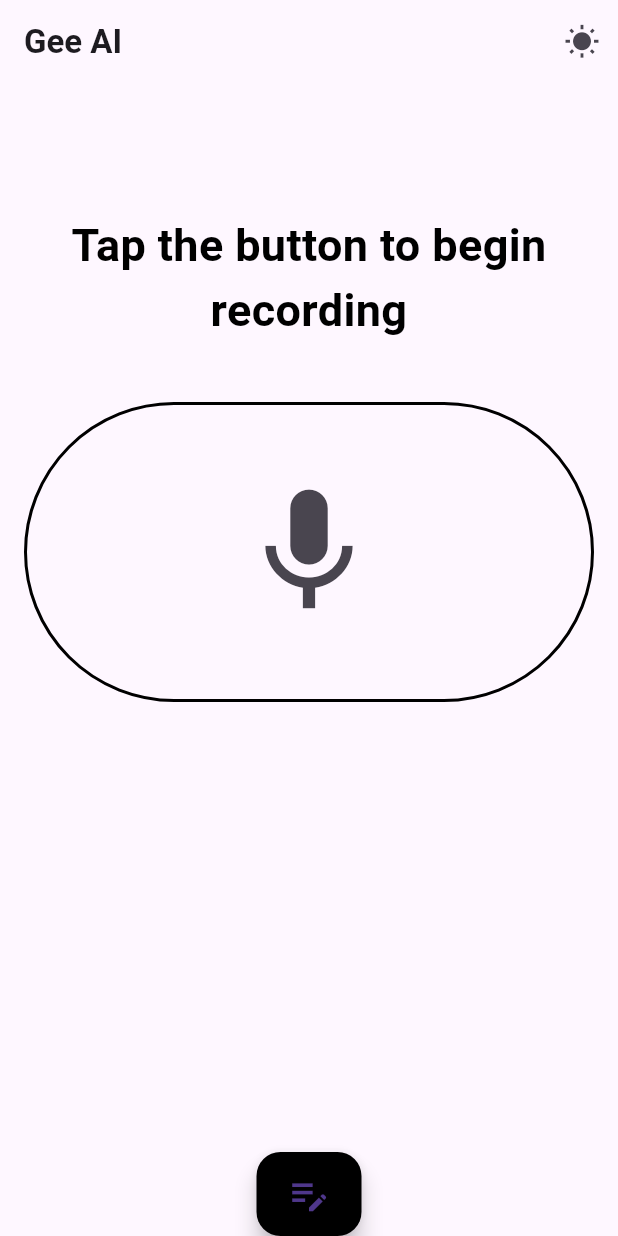
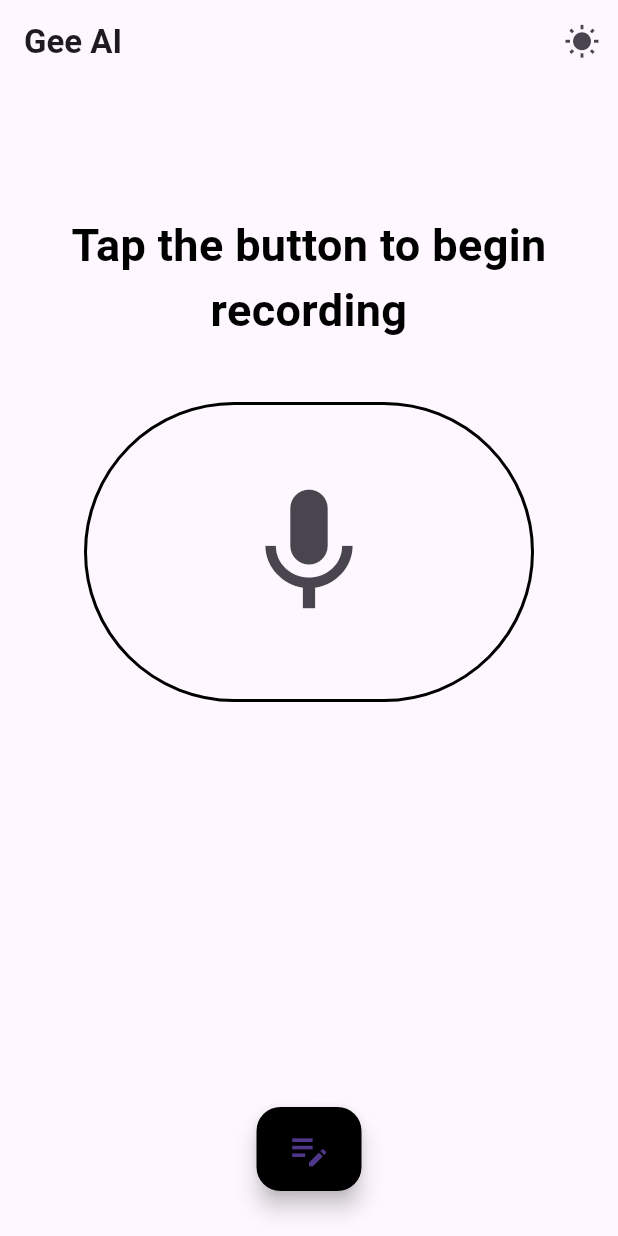
Before and after one commit to Shalom-Nankam/gee, a Flutter app: the screen it shows after launch, on a phone screen of 412 x 824 dp. Run offline on Flutter 3.47's test engine with Material 2 defaults, Android fonts, the phone set to English and light mode, and no system bars; our stand-ins replace flutter_native_splash, speech_to_text.

Commit message:
Added the permissios for the speech to text plugin, modified the record button

```diff
--- a/lib/views/home_view.dart
+++ b/lib/views/home_view.dart
@@ -41,7 +41,7 @@ class HomeView extends StatelessView<HomeScreen, HomeController> {
               ),
               SizedBox(
                 height: 200,
-                width: double.infinity,
+                width: 300,
                 child: controller.isRecordingSpeech
                     ? const RecordSpeechButton(toRecord: false)
                     : const RecordSpeechButton(toRecord: true),
@@ -50,12 +50,15 @@ class HomeView extends StatelessView<HomeScreen, HomeController> {
           ),
         )),
       ),
-      floatingActionButton: FloatingActionButton.extended(
-        backgroundColor: const Color(0xff000000),
-        onPressed: () {},
-        label: const Icon(
-          Icons.edit_note,
-          size: 30,
+      floatingActionButton: Padding(
+        padding: const EdgeInsets.only(bottom: 30),
+        child: FloatingActionButton.extended(
+          backgroundColor: const Color(0xff000000),
+          onPressed: () {},
+          label: const Icon(
+            Icons.edit_note,
+            size: 30,
+          ),
         ),
       ),
       floatingActionButtonLocation:
--- a/lib/widgets/record_speech_button.dart
+++ b/lib/widgets/record_speech_button.dart
@@ -8,7 +8,7 @@ class RecordSpeechButton extends StatelessWidget {
   Widget build(BuildContext context) {
     return Container(
       height: 150,
-      width: 300,
+      width: 250,
       padding: const EdgeInsets.all(30),
       decoration: BoxDecoration(
           borderRadius: BorderRadius.circular(100),
```
Also changed, not shown: 3 other files.
